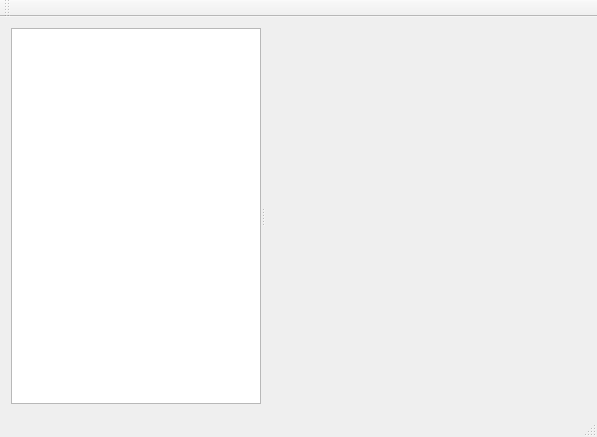
First picture: the form in TurboGrade/ui/mainwindow.ui, repository wassgha/TurboGrade, before the edit.
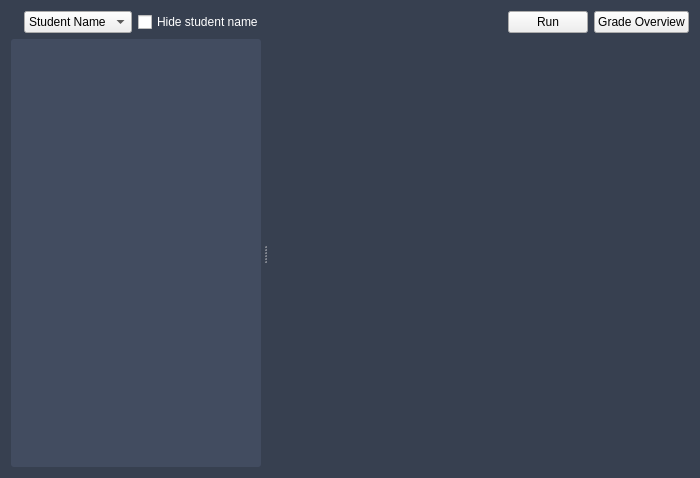
Second picture: the form after the edit. Icons and pictures are not drawn. Custom widgets are drawn as their Qt base class.

```diff
--- a/TurboGrade/ui/mainwindow.ui
+++ b/TurboGrade/ui/mainwindow.ui
@@ -6,20 +6,57 @@
    <rect>
     <x>0</x>
     <y>0</y>
-    <width>597</width>
-    <height>437</height>
+    <width>700</width>
+    <height>478</height>
    </rect>
   </property>
   <property name="windowTitle">
    <string>MainWindow</string>
   </property>
+  <property name="styleSheet">
+   <string notr="true">QWidget #centralWidget {
+	background: rgb(55, 64, 80);
+}
+
+QCheckBox#checkBox {
+	color: white;
+}
+
+#treeView {
+	background: rgb(66, 76, 96);
+	border: none;
+	color: white;
+	padding-top: 10px;
+	border-radius: 3px;
+}
+
+#editor {
+	border-radius: 6px;
+}
+
+QLabel #label {
+	border-radius: 10px;
+}
+QSplitter::handle:horizontal {
+	image: url(:/misc/splitter.png);
+}</string>
+  </property>
   <widget class="QWidget" name="centralWidget">
    <layout class="QGridLayout" name="gridLayout">
-    <item row="0" column="0">
+    <item row="3" column="0">
      <widget class="QSplitter" name="splitter">
+      <property name="sizePolicy">
+       <sizepolicy hsizetype="Expanding" vsizetype="Expanding">
+        <horstretch>0</horstretch>
+        <verstretch>0</verstretch>
+       </sizepolicy>
+      </property>
       <property name="orientation">
        <enum>Qt::Horizontal</enum>
       </property>
+      <property name="handleWidth">
+       <number>8</number>
+      </property>
       <widget class="QTreeView" name="treeView">
        <property name="sizePolicy">
         <sizepolicy hsizetype="Expanding" vsizetype="Expanding">
@@ -39,31 +76,111 @@
          <height>0</height>
         </size>
        </property>
+       <property name="autoFillBackground">
+        <bool>false</bool>
+       </property>
+       <property name="headerHidden">
+        <bool>true</bool>
+       </property>
       </widget>
       <widget class="CodeEditor" name="editor" native="true"/>
      </widget>
     </item>
+    <item row="0" column="0">
+     <layout class="QHBoxLayout" name="horizontalLayout">
+      <property name="sizeConstraint">
+       <enum>QLayout::SetDefaultConstraint</enum>
+      </property>
+      <item>
+       <widget class="QLabel" name="logo">
+        <property name="sizePolicy">
+         <sizepolicy hsizetype="Fixed" vsizetype="Fixed">
+          <horstretch>0</horstretch>
+          <verstretch>0</verstretch>
+         </sizepolicy>
+        </property>
+        <property name="maximumSize">
+         <size>
+          <width>100</width>
+          <height>24</height>
+         </size>
+        </property>
+        <property name="text">
+         <string/>
+        </property>
+        <property name="textFormat">
+         <enum>Qt::PlainText</enum>
+        </property>
+        <property name="pixmap">
+         <pixmap resource="resources.qrc">:/logo/logodark.png</pixmap>
+        </property>
+        <property name="scaledContents">
+         <bool>true</bool>
+        </property>
+        <property name="wordWrap">
+         <bool>false</bool>
+        </property>
+       </widget>
+      </item>
+      <item>
+       <widget class="QComboBox" name="comboBox">
+        <item>
+         <property name="text">
+          <string>Student Name</string>
+         </property>
+        </item>
+       </widget>
+      </item>
+      <item>
+       <widget class="QCheckBox" name="checkBox">
+        <property name="text">
+         <string>Hide student name</string>
+        </property>
+       </widget>
+      </item>
+      <item>
+       <spacer name="horizontalSpacer">
+        <property name="orientation">
+         <enum>Qt::Horizontal</enum>
+        </property>
+        <property name="sizeHint" stdset="0">
+         <size>
+          <width>40</width>
+          <height>20</height>
+         </size>
+        </property>
+       </spacer>
+      </item>
+      <item>
+       <widget class="QPushButton" name="run">
+        <property name="text">
+         <string>Run</string>
+        </property>
+        <property name="iconSize">
+         <size>
+          <width>10</width>
+          <height>10</height>
+         </size>
+        </property>
+       </widget>
+      </item>
+      <item>
+       <widget class="QPushButton" name="overview">
+        <property name="text">
+         <string>Grade Overview</string>
+        </property>
+        <property name="iconSize">
+         <size>
+          <width>10</width>
+          <height>10</height>
+         </size>
+        </property>
+       </widget>
+      </item>
+     </layout>
+    </item>
    </layout>
   </widget>
-  <widget class="QMenuBar" name="menuBar">
-   <property name="geometry">
-    <rect>
-     <x>0</x>
-     <y>0</y>
-     <width>597</width>
-     <height>22</height>
-    </rect>
-   </property>
-  </widget>
-  <widget class="QToolBar" name="mainToolBar">
-   <attribute name="toolBarArea">
-    <enum>TopToolBarArea</enum>
-   </attribute>
-   <attribute name="toolBarBreak">
-    <bool>false</bool>
-   </attribute>
-  </widget>
-  <widget class="QStatusBar" name="statusBar"/>
  </widget>
  <layoutdefault spacing="6" margin="11"/>
  <customwidgets>
```
Left out of the diff: 4 changed lines with no effect on the pictures.
